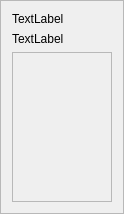
Old version of the form characterwidget.ui in the repository spencerasmith96/MudaeTierList.
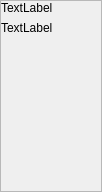
New version of the form.

Commit message: adjust size

```diff
--- a/characterwidget.ui
+++ b/characterwidget.ui
@@ -6,8 +6,8 @@
    <rect>
     <x>0</x>
     <y>0</y>
-    <width>300</width>
-    <height>454</height>
+    <width>100</width>
+    <height>210</height>
    </rect>
   </property>
   <property name="sizePolicy">
@@ -44,6 +44,18 @@
    <property name="sizeConstraint">
     <enum>QLayout::SetFixedSize</enum>
    </property>
+   <property name="leftMargin">
+    <number>0</number>
+   </property>
+   <property name="topMargin">
+    <number>0</number>
+   </property>
+   <property name="rightMargin">
+    <number>0</number>
+   </property>
+   <property name="bottomMargin">
+    <number>0</number>
+   </property>
    <item>
     <widget class="QLabel" name="characterName">
      <property name="text">
@@ -91,7 +103,7 @@
       </size>
      </property>
      <property name="frameShape">
-      <enum>QFrame::StyledPanel</enum>
+      <enum>QFrame::NoFrame</enum>
      </property>
      <property name="frameShadow">
       <enum>QFrame::Plain</enum>
```
